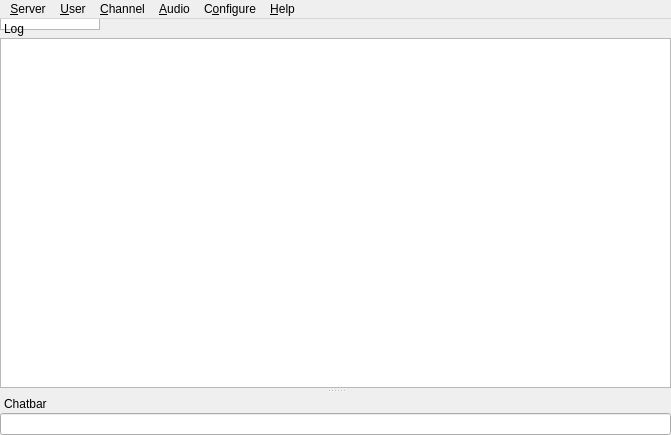
This is src/mumble/MainWindow.ui in mumble-voip/mumble as Qt 5 draws it before an edit. The edited form follows.
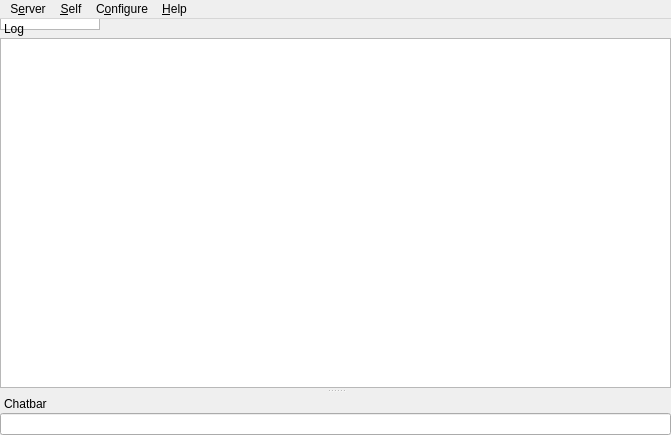
This is the edited form. Custom widgets are drawn as their Qt base class.

Commit message: Add a Self menu and remove the context menus from the menubar

```diff
--- a/src/mumble/MainWindow.ui
+++ b/src/mumble/MainWindow.ui
@@ -51,30 +51,6 @@
      <height>21</height>
     </rect>
    </property>
-   <widget class="QMenu" name="qmUser">
-    <property name="title">
-     <string>&amp;User</string>
-    </property>
-   </widget>
-   <widget class="QMenu" name="qmChannel">
-    <property name="title">
-     <string>&amp;Channel</string>
-    </property>
-   </widget>
-   <widget class="QMenu" name="qmAudio">
-    <property name="title">
-     <string>&amp;Audio</string>
-    </property>
-    <addaction name="qaAudioMute"/>
-    <addaction name="qaAudioDeaf"/>
-    <addaction name="separator"/>
-    <addaction name="qaAudioReset"/>
-    <addaction name="qaAudioUnlink"/>
-    <addaction name="separator"/>
-    <addaction name="qaAudioTTS"/>
-    <addaction name="separator"/>
-    <addaction name="qaAudioStats"/>
-   </widget>
    <widget class="QMenu" name="qmConfig">
     <property name="title">
      <string>C&amp;onfigure</string>
@@ -95,13 +71,22 @@
    </widget>
    <widget class="QMenu" name="qmServer">
     <property name="title">
-     <string>&amp;Server</string>
+     <string>S&amp;erver</string>
     </property>
    </widget>
+   <widget class="QMenu" name="qmSelf">
+    <property name="title">
+     <string>&amp;Self</string>
+    </property>
+    <addaction name="qaAudioMute"/>
+    <addaction name="qaAudioDeaf"/>
+    <addaction name="separator"/>
+    <addaction name="qaSelfComment"/>
+    <addaction name="qaServerTexture"/>
+    <addaction name="qaServerTextureRemove"/>
+   </widget>
    <addaction name="qmServer"/>
-   <addaction name="qmUser"/>
-   <addaction name="qmChannel"/>
-   <addaction name="qmAudio"/>
+   <addaction name="qmSelf"/>
    <addaction name="qmConfig"/>
    <addaction name="qmHelp"/>
   </widget>
```
Left out of the diff: 12 changed lines with no effect on the pictures. The commit also changes 2 other files.
